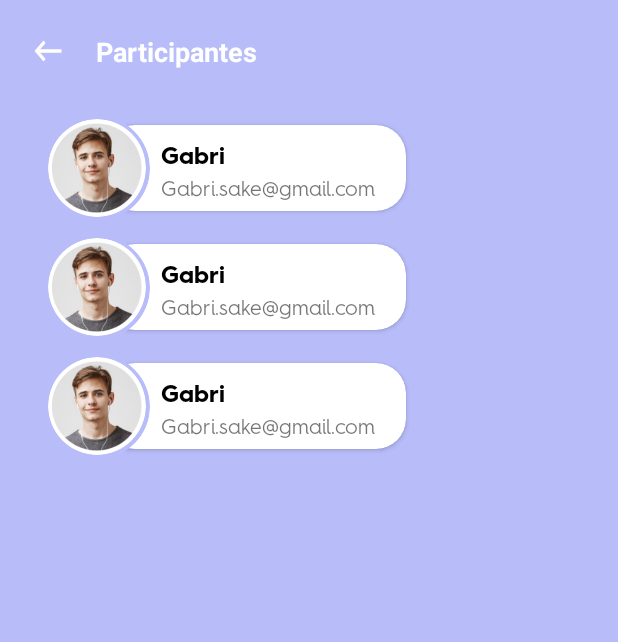
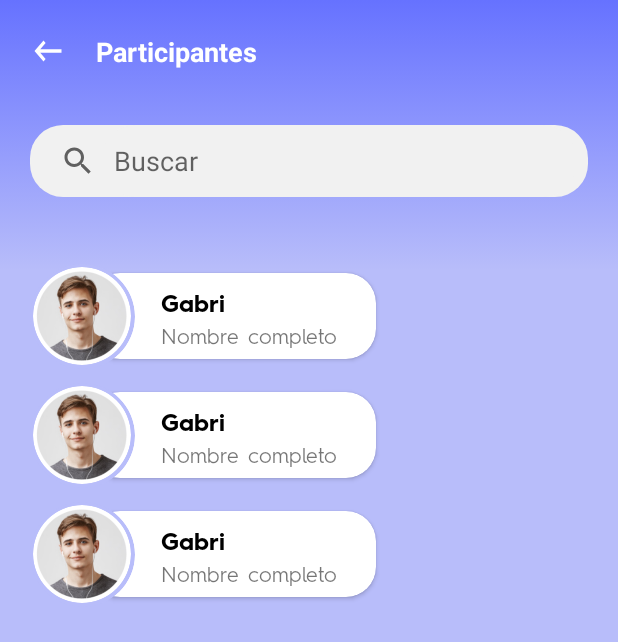
Before and after one commit to GabrielPR93/BaixoMinhoLeague, an Android app: the layout activity_participantes.xml on its own in the app's theme, with its tools: preview values and no code run, on a phone screen of 412 x 824 dp. Shown: the top 642 px of the screen. Run offline under Robolectric (Android 15) with nearby library versions, the phone set to English and light mode, and no system bars.

Commit message:
diseño final participantes y funcionalidad

```diff
--- a/app/src/main/res/drawable/circle_blue_border.xml
+++ b/app/src/main/res/drawable/circle_blue_border.xml
@@ -3,7 +3,7 @@
     <!-- Fondo blanco con borde -->
     <item>
         <shape android:shape="oval">
-            <stroke android:width="20dp" android:color="@color/blue2" />
+            <solid android:color="@color/blue2"/>
         </shape>
     </item>
 
--- a/app/src/main/res/drawable/top_background.xml
+++ b/app/src/main/res/drawable/top_background.xml
@@ -2,7 +2,7 @@
 <selector xmlns:android="http://schemas.android.com/apk/res/android">
         <item>
             <shape>
-                <gradient android:startColor="@color/blue" android:endColor="@color/blue2" android:angle="50"></gradient>
+                <gradient android:startColor="@color/blue2" android:endColor="@color/blue" android:angle="90"></gradient>
             </shape>
         </item>
 </selector>
--- a/app/src/main/res/layout/activity_participantes.xml
+++ b/app/src/main/res/layout/activity_participantes.xml
@@ -23,6 +23,30 @@
             <androidx.constraintlayout.widget.ConstraintLayout
                 android:layout_width="match_parent"
                 android:layout_height="wrap_content">
+
+                <View
+                    android:background="@drawable/top_background"
+                    android:layout_width="match_parent"
+                    android:layout_height="180dp"
+                    app:layout_constraintTop_toTopOf="parent"
+                    app:layout_constraintStart_toStartOf="parent"
+                    app:layout_constraintEnd_toEndOf="parent"/>
+
+                <SearchView
+                    android:id="@+id/searchViewParticipantes"
+                    android:layout_width="match_parent"
+                    android:layout_height="wrap_content"
+                    android:layout_marginStart="20dp"
+                    android:queryHint="Buscar"
+                    android:fontFamily="@font/hurmegeometricsans4"
+                    android:layout_marginEnd="20dp"
+                    android:layout_marginTop="35dp"
+                    android:iconifiedByDefault="false"
+                    android:queryBackground="@drawable/searchbackground"
+                    android:background="@drawable/searchbackground"
+                    app:layout_constraintTop_toBottomOf="@id/imageButtonBackParticipantes"
+                    app:layout_constraintStart_toStartOf="parent"
+                    app:layout_constraintEnd_toEndOf="parent"/>
 
                 <ImageButton
                     android:id="@+id/imageButtonBackParticipantes"
@@ -55,13 +79,13 @@
                     android:layout_height="wrap_content"
                     android:layout_marginStart="10dp"
                     tools:listitem="@layout/item_participante"
-                    android:layout_marginTop="20dp"
+                    android:layout_marginTop="35dp"
                     android:layout_marginEnd="10dp"
                     android:layout_marginBottom="10dp"
                     app:layout_constraintBottom_toBottomOf="parent"
                     app:layout_constraintEnd_toEndOf="parent"
                     app:layout_constraintStart_toStartOf="parent"
-                    app:layout_constraintTop_toBottomOf="@id/imageButtonBackParticipantes"/>
+                    app:layout_constraintTop_toBottomOf="@id/searchViewParticipantes"/>
 
             </androidx.constraintlayout.widget.ConstraintLayout>
         </LinearLayout>
--- a/app/src/main/res/layout/fragment_jugadores.xml
+++ b/app/src/main/res/layout/fragment_jugadores.xml
@@ -38,6 +38,7 @@
         android:layout_height="wrap_content"
         android:layout_marginStart="40dp"
         android:layout_marginEnd="40dp"
+        android:queryHint="Buscar"
         android:layout_marginTop="-25dp"
         android:iconifiedByDefault="false"
         android:queryBackground="@drawable/searchbackground"
--- a/app/src/main/res/layout/fragment_perfil.xml
+++ b/app/src/main/res/layout/fragment_perfil.xml
@@ -133,7 +133,7 @@
                         android:enabled="false"
                         android:fontFamily="@font/hurme_light"
                         android:hint="Nombre y apellidos"
-                        android:maxLength="42"
+                        android:maxLength="38"
                         android:textColor="@color/black"
                         android:textSize="16dp"
                         app:layout_constraintEnd_toEndOf="parent"
--- a/app/src/main/res/layout/item_participante.xml
+++ b/app/src/main/res/layout/item_participante.xml
@@ -2,16 +2,26 @@
 <androidx.constraintlayout.widget.ConstraintLayout xmlns:android="http://schemas.android.com/apk/res/android"
     xmlns:app="http://schemas.android.com/apk/res-auto"
     xmlns:tools="http://schemas.android.com/tools"
-    android:background="@color/blue2"
     android:layout_width="match_parent"
     android:layout_height="wrap_content" >
+
+    <ProgressBar
+        android:id="@+id/progresBarParticipante"
+        android:layout_width="wrap_content"
+        android:layout_height="wrap_content"
+        android:elevation="11dp"
+        android:visibility="gone"
+        app:layout_constraintBottom_toBottomOf="parent"
+        app:layout_constraintEnd_toEndOf="@+id/framelayoutParticipantes"
+        app:layout_constraintStart_toStartOf="@+id/framelayoutParticipantes"
+        app:layout_constraintTop_toTopOf="@+id/framelayoutParticipantes" />
 
     <FrameLayout
         android:id="@+id/framelayoutParticipantes"
         android:layout_width="70dp"
         android:layout_height="70dp"
         android:elevation="10dp"
-        android:layout_margin="20dp"
+        android:layout_margin="10dp"
         app:layout_constraintStart_toStartOf="parent"
         app:layout_constraintBottom_toBottomOf="@+id/cardViewParticipante"
         app:layout_constraintEnd_toStartOf="@id/cardViewParticipante"
@@ -57,10 +67,10 @@
 
 
             <TextView
-                android:id="@+id/tvNombreParticipante"
+                android:id="@+id/tvAliasParticipante"
                 android:layout_width="wrap_content"
                 android:layout_height="wrap_content"
-                android:layout_marginStart="30dp"
+                android:layout_marginStart="40dp"
                 android:layout_marginTop="1dp"
                 android:layout_marginEnd="5dp"
                 android:fontFamily="@font/hurmebold"
@@ -72,22 +82,22 @@
                 android:textSize="16dp"
                 app:layout_constraintStart_toStartOf="parent"
                 app:layout_constraintTop_toTopOf="parent"
-                app:layout_constraintBottom_toTopOf="@id/tvCorreoParticipante"
+                app:layout_constraintBottom_toTopOf="@id/tvNombreCompleto"
                 tools:text="Gabri" />
 
             <TextView
-                android:id="@+id/tvCorreoParticipante"
+                android:id="@+id/tvNombreCompleto"
                 android:layout_width="wrap_content"
                 android:layout_height="wrap_content"
                 android:paddingStart="7dp"
-                android:layout_marginEnd="20dp"
+                android:layout_marginEnd="25dp"
                 android:layout_marginBottom="5dp"
                 android:fontFamily="@font/hurmegeometricsans4"
                 app:layout_constraintEnd_toEndOf="parent"
                 app:layout_constraintBottom_toBottomOf="parent"
-                app:layout_constraintStart_toStartOf="@id/tvNombreParticipante"
-                app:layout_constraintTop_toBottomOf="@id/tvNombreParticipante"
-                tools:text="Gabri.sake@gmail.com" />
+                app:layout_constraintStart_toStartOf="@id/tvAliasParticipante"
+                app:layout_constraintTop_toBottomOf="@id/tvAliasParticipante"
+                tools:text="Nombre completo" />
 
 
         </androidx.constraintlayout.widget.ConstraintLayout>
```
Also changed, not shown: app/src/main/java/com/example/baixominholeague/data/Participante.kt (+7 -4 lines), app/src/main/java/com/example/baixominholeague/ui/menu/Inicio/DetailEvent.kt (+34 -3 lines), app/src/main/java/com/example/baixominholeague/ui/menu/Inicio/ParticipantesActivity.kt (+66 -15 lines), app/src/main/java/com/example/baixominholeague/ui/menu/Inicio/recyclerViewParticipantes/ParticipanteViewHolder.kt (+26 -3 lines), app/src/main/res/drawable/background_player.xml (deleted, +0 -10 lines).
